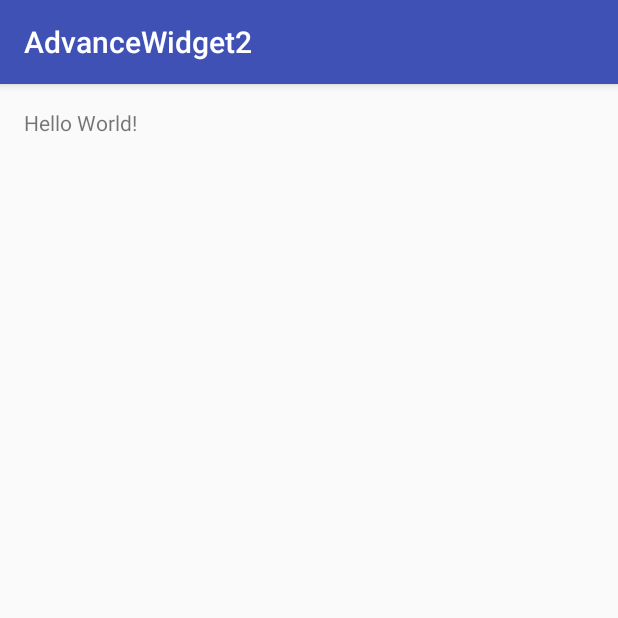
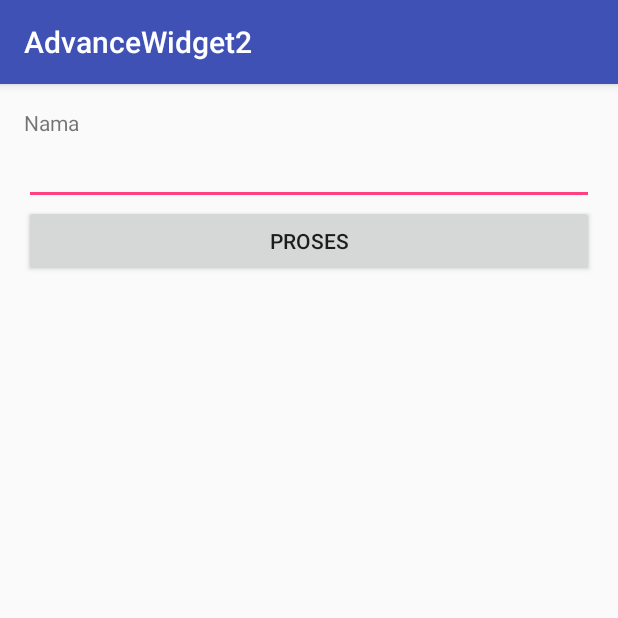
Before and after one commit to erma456/AdvanceWidget2, an Android app: the screen it shows after launch (MainActivity), on a phone screen of 412 x 824 dp, the top half of it. Run offline under Robolectric (Android 15) with nearby library versions, the phone set to English and light mode, and no system bars; our stand-ins replace ButterKnife; 1 statement that could not run was skipped.

```diff
--- a/app/build.gradle
+++ b/app/build.gradle
@@ -1,4 +1,5 @@
 apply plugin: 'com.android.application'
+apply plugin: 'android-apt'
 
 android {
     compileSdkVersion 23
@@ -26,4 +27,7 @@ dependencies {
     })
     compile 'com.android.support:appcompat-v7:23.3.0'
     testCompile 'junit:junit:4.12'
+    compile 'com.jakewharton:butterknife:8.1.0'
+    apt 'com.jakewharton:butterknife-compiler:8.1.0'
+
 }
--- a/app/src/main/java/id/sch/smktelkom_mlg/learn/advancewidget2/MainActivity.java
+++ b/app/src/main/java/id/sch/smktelkom_mlg/learn/advancewidget2/MainActivity.java
@@ -3,11 +3,33 @@ package id.sch.smktelkom_mlg.learn.advancewidget2;
 import android.os.Bundle;
 import android.support.v7.app.AppCompatActivity;
 
+import butterknife.BindColor;
+import butterknife.BindView;
+import butterknife.ButterKnife;
+import butterknife.OnClick;
+
 public class MainActivity extends AppCompatActivity {
+
+    @BindView(R.id.editTextNama)
+    EditText etNama;
+    @BindView(R.id.textViewHasil)
+    EditText tvHasil;
+    @BindColor(R.color.colorAccent)
+    int colorAccent;
 
     @Override
     protected void onCreate(Bundle savedInstanceState) {
         super.onCreate(savedInstanceState);
         setContentView(R.layout.activity_main);
+
+        ButterKnife.bind(this);
+
+        tvHasil.setTextColor(colorAccent);
+
+    }
+
+    @OnClick(R.id.buttonProses)
+    public void doProcess() {
+        tvHasil.setText("Nama Anda: " + etNama.getText());
     }
 }
--- a/app/src/main/res/layout/activity_main.xml
+++ b/app/src/main/res/layout/activity_main.xml
@@ -14,5 +14,24 @@
     <TextView
         android:layout_width="wrap_content"
         android:layout_height="wrap_content"
-        android:text="Hello World!" />
+        android:text="Nama" />
+
+    <EditText
+        android:id="@+id/editTextNama"
+        android:layout_width="match_parent"
+        android:layout_height="wrap_content" />
+
+    <Button
+        android:id="@+id/buttonProses"
+        android:layout_width="match_parent"
+        android:layout_height="wrap_content"
+        android:text="Proses" />
+
+    <TextView
+        android:id="@+id/textViewHasil"
+        android:layout_width="wrap_content"
+        android:layout_height="wrap_content"
+        tools:text="Hasil" />
+
+
 </LinearLayout>
--- a/build.gradle
+++ b/build.gradle
@@ -6,6 +6,7 @@ buildscript {
     }
     dependencies {
         classpath 'com.android.tools.build:gradle:2.2.2'
+        classpath '\'com.neenbedankt.gradle.plugins:android-apt:1.8'
 
         // NOTE: Do not place your application dependencies here; they belong
         // in the individual module build.gradle files
```
